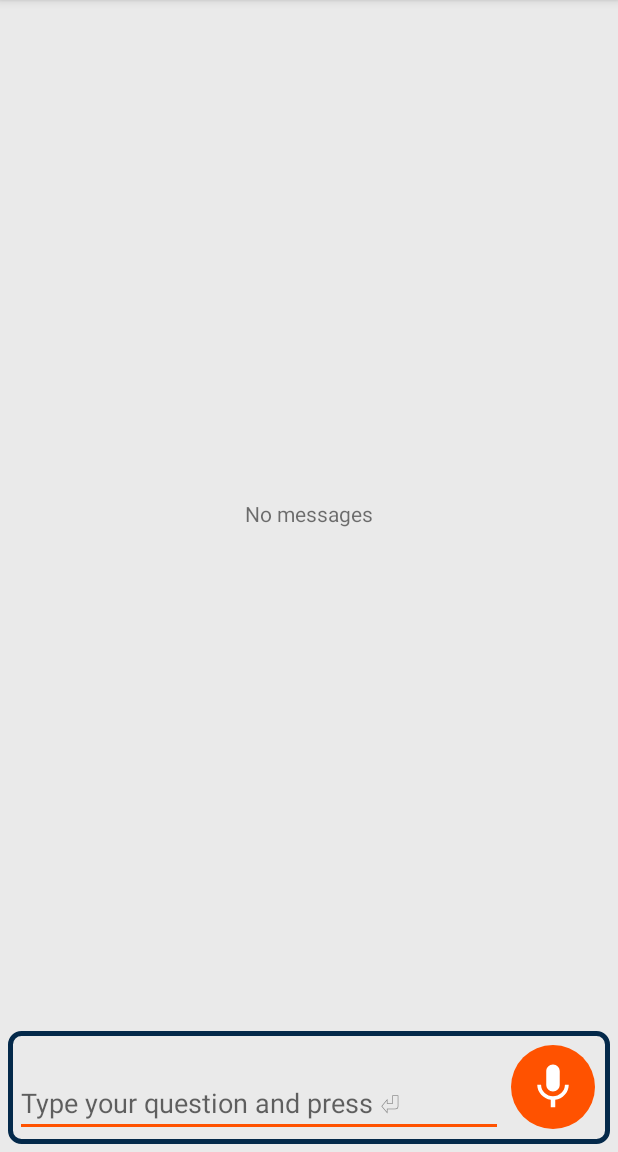
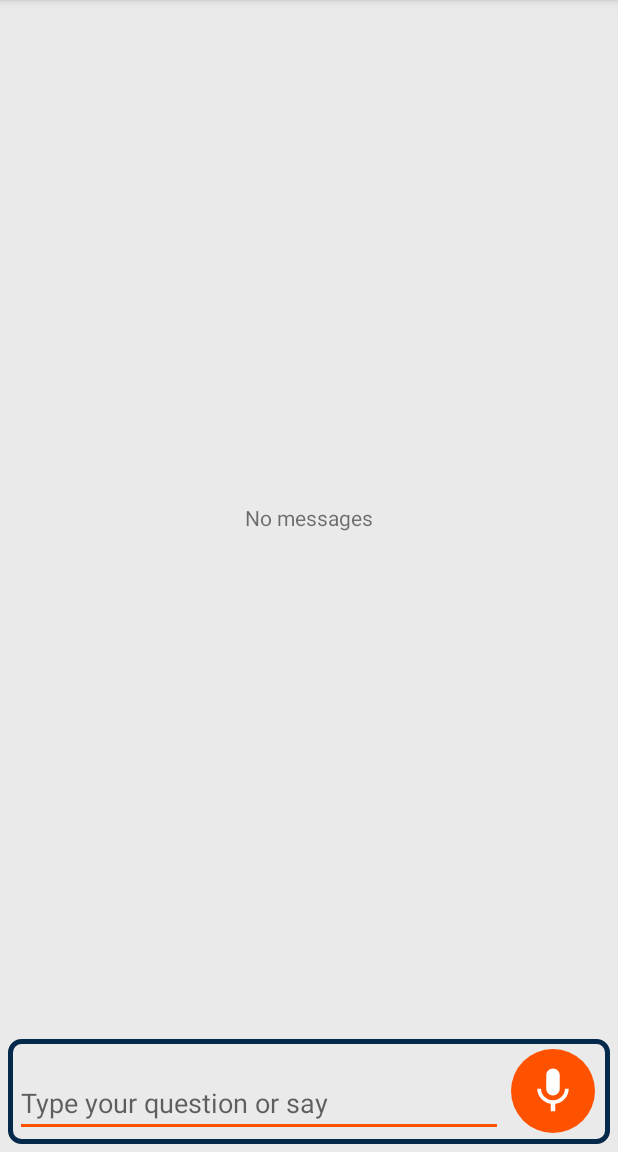
Before and after one commit to theaspect/api-bot, an Android app: the screen it shows after launch (ChatActivity), on a phone screen of 412 x 824 dp, the part 84-1236 px from its top. Run offline under Robolectric (Android 15) with nearby library versions, the phone set to English and light mode, and no system bars; our stand-ins replace Dagger/Hilt's generated code; libraries missing offline, so code that uses them is left out: com.arellomobile.mvp, io.realm; 2 statements that could not run were skipped.

Commit message:
fix done button

```diff
--- a/app/src/main/res/layout/activity_chat.xml
+++ b/app/src/main/res/layout/activity_chat.xml
@@ -46,7 +46,7 @@
     <RelativeLayout
         android:id="@+id/llButtons"
         android:layout_width="match_parent"
-        android:layout_height="75dp"
+        android:layout_height="70dp"
         android:layout_alignParentBottom="true"
         android:background="@drawable/bottom_bar">
 
@@ -55,13 +55,15 @@
             android:layout_width="match_parent"
             android:layout_height="wrap_content"
             android:layout_alignParentBottom="true"
+            android:layout_centerVertical="true"
             android:layout_toStartOf="@+id/btnMic"
             android:gravity="bottom"
             android:hint="@string/query_hint"
-            android:lines="2"
-            android:maxLines="2"
-            android:minLines="2"
-            tools:text="Type your question and press ⏎" />
+            android:imeOptions="actionDone"
+            android:inputType="text"
+            android:maxLines="1"
+            android:minLines="1"
+            tools:text="Type your question or say" />
 
 
         <!--<ImageButton-->
--- a/app/src/main/res/values/strings.xml
+++ b/app/src/main/res/values/strings.xml
@@ -5,7 +5,7 @@
     <string name="query">Query</string>
     <string name="bot_name">Bot: </string>
     <string name="your_name">You:</string>
-    <string name="query_hint">Type your question and press ⏎</string>
+    <string name="query_hint">Type your question or say</string>
     <string name="mute_speech">Mute</string>
     <string name="clear_chat">Clear</string>
     <string name="sound_disabled">Sound on</string>
```
